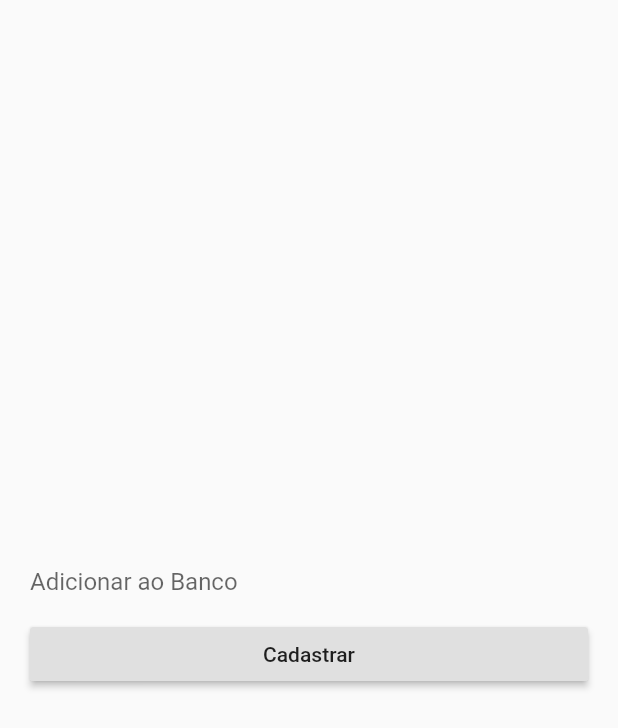
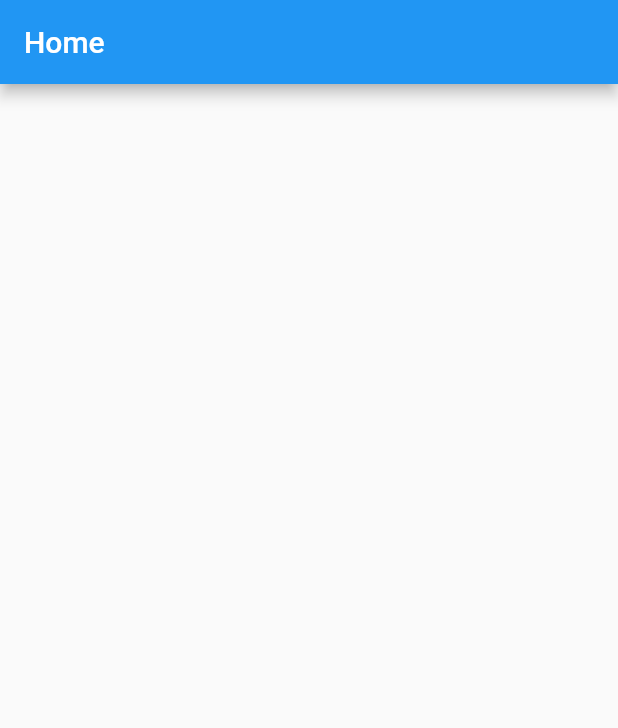
Before and after one commit to adrian7123/781741-310619644, a Flutter app: the screen it shows after launch, on a phone screen of 412 x 824 dp. Shown: the top 728 px of the screen. Run offline on Flutter 3.47's test engine with Material 2 defaults, Android fonts, the phone set to English and light mode, and no system bars; our stand-ins replace flutter_modular, mobx; generated files the repository leaves out were written again.

Commit message:
mudando o projeto para mobx com mvc

```diff
--- a/garota_capa/lib/App/DB.dart
+++ /dev/null
@@ -1,35 +0,0 @@
-import 'package:firebase_database/firebase_database.dart';
-
-abstract class IDB {
-  String read();
-  void write(Map<String, String> value);
-  void update(String id, String value);
-  void delete(String id);
-}
-
-class DB implements IDB {
-  final dbRef = FirebaseDatabase.instance.reference();
-
-  @override
-  void write(Map<String, String> value) {
-    dbRef.push().set(value);
-  }
-
-
-  @override
-  String read() {
-
-    return '';
-  }
-
-  @override
-  void delete(String id) {
-
-  }
-
-  @override
-  void update(String id, String value) {
-
-  }
-
-}
--- a/garota_capa/lib/Pages/HomePage.dart
+++ /dev/null
@@ -1,52 +0,0 @@
-import 'package:flutter/material.dart';
-import 'package:garota_capa/App/DB.dart';
-class HomePage extends StatelessWidget {
-  final db = DB();
-
-  final _textController = TextEditingController();
-
-  @override
-  Widget build(BuildContext context) {
-    return Scaffold(
-      body: Container(
-        margin: EdgeInsets.all(20),
-        child: Column(
-        mainAxisAlignment: MainAxisAlignment.center,
-        children: [
-          Row(
-            mainAxisAlignment: MainAxisAlignment.center,
-            children: [
-              Expanded(
-                child: TextField(
-                  controller: _textController,
-                  decoration: InputDecoration(
-                    border: InputBorder.none,
-                    hintText: 'Adicionar ao Banco'
-                  ),
-                ),
-              )
-            ],
-          ),
-          Row(
-            mainAxisAlignment: MainAxisAlignment.center,
-            children: [
-              Expanded(child:
-              RaisedButton(
-                child: Text('Cadastrar'),
-                onPressed: () => db.write({
-                  'name': 'Adrian',
-                  'sla': _textController.text
-                }),
-              ))
-            ],
-          )
-
-
-
-
-        ],
-      )
-      )
-    );
-  }
-}
--- /dev/null
+++ b/garota_capa/lib/app/app_widget.dart
@@ -0,0 +1,17 @@
+import 'package:flutter/material.dart';
+import 'package:flutter_modular/flutter_modular.dart';
+
+class AppWidget extends StatelessWidget {
+  @override
+  Widget build(BuildContext context) {
+    return MaterialApp(
+      navigatorKey: Modular.navigatorKey,
+      title: 'Flutter Slidy',
+      theme: ThemeData(
+        primarySwatch: Colors.blue,
+      ),
+      initialRoute: '/',
+      onGenerateRoute: Modular.generateRoute,
+    );
+  }
+}
--- /dev/null
+++ b/garota_capa/lib/app/modules/home/home_page.dart
@@ -0,0 +1,27 @@
+import 'package:flutter/material.dart';
+import 'package:flutter_modular/flutter_modular.dart';
+import 'home_controller.dart';
+
+class HomePage extends StatefulWidget {
+  final String title;
+  const HomePage({Key key, this.title = "Home"}) : super(key: key);
+
+  @override
+  _HomePageState createState() => _HomePageState();
+}
+
+class _HomePageState extends ModularState<HomePage, HomeController> {
+  //use 'controller' variable to access controller
+
+  @override
+  Widget build(BuildContext context) {
+    return Scaffold(
+      appBar: AppBar(
+        title: Text(widget.title),
+      ),
+      body: Column(
+        children: <Widget>[],
+      ),
+    );
+  }
+}
--- a/garota_capa/lib/main.dart
+++ b/garota_capa/lib/main.dart
@@ -1,22 +1,5 @@
 import 'package:flutter/material.dart';
-import 'package:garota_capa/Pages/HomePage.dart';
+import 'package:garota_capa/app/app_module.dart';
+import 'package:flutter_modular/flutter_modular.dart';
 
-void main() {
-  runApp(MyApp());
-}
-
-class MyApp extends StatelessWidget {
-  // This widget is the root of your application.
-  @override
-  Widget build(BuildContext context) {
-    return MaterialApp(
-      debugShowCheckedModeBanner: false,
-      title: 'Flutter Demo',
-      theme: ThemeData(
-        primarySwatch: Colors.blue,
-        visualDensity: VisualDensity.adaptivePlatformDensity,
-      ),
-      home: HomePage(),
-    );
-  }
-}
+void main() => runApp(ModularApp(module: AppModule()));
```
Also changed, not shown: garota_capa/lib/app/app_controller.dart (added, +17 -0 lines), garota_capa/lib/app/app_module.dart (added, +22 -0 lines), garota_capa/lib/app/modules/home/home_controller.dart (added, +17 -0 lines), garota_capa/lib/app/modules/home/home_module.dart (added, +18 -0 lines), garota_capa/pubspec.yaml (+22 -4 lines), garota_capa/lib/app/app_controller.g.dart (added), garota_capa/lib/app/modules/home/home_controller.g.dart (added), 5 other files.
